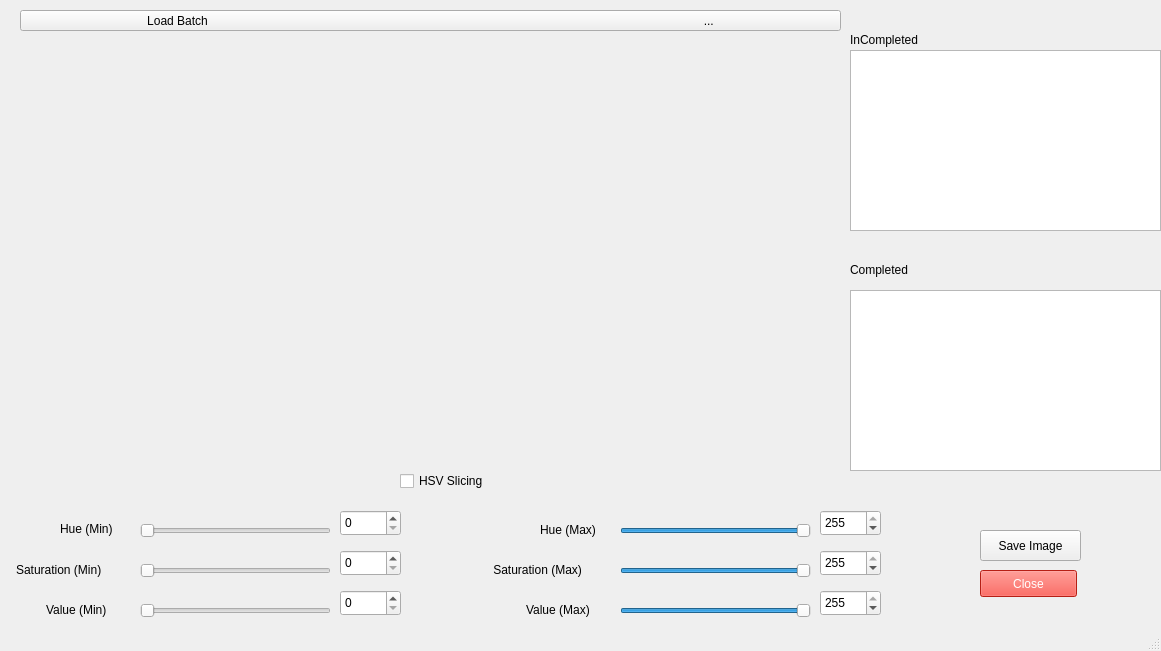
9trees/FMS_V0.1, file tamil/QT_TOOL/fms.ui: the form before one commit.
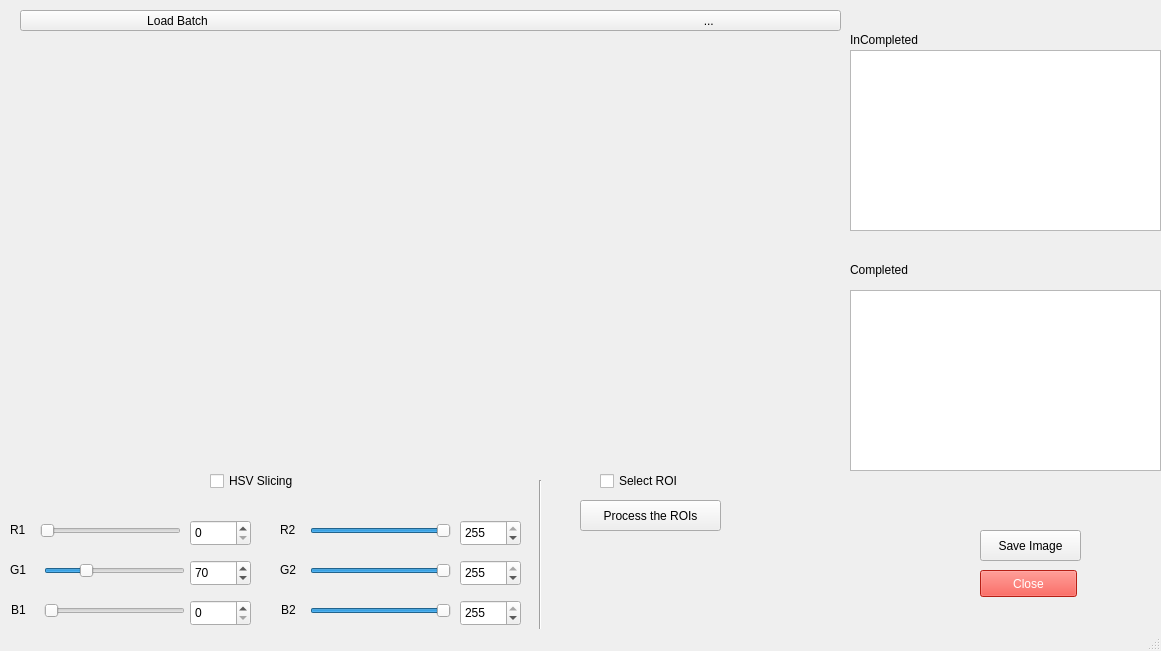
The form after the commit. Icons and pictures are not drawn.

```diff
--- a/tamil/QT_TOOL/fms.ui
+++ b/tamil/QT_TOOL/fms.ui
@@ -20,7 +20,7 @@
    <widget class="QCheckBox" name="HSV">
     <property name="geometry">
      <rect>
-      <x>400</x>
+      <x>210</x>
       <y>470</y>
       <width>171</width>
       <height>22</height>
@@ -117,8 +117,8 @@
    <widget class="QSpinBox" name="spinBox_3">
     <property name="geometry">
      <rect>
-      <x>340</x>
-      <y>590</y>
+      <x>190</x>
+      <y>600</y>
       <width>61</width>
       <height>26</height>
      </rect>
@@ -133,9 +133,9 @@
    <widget class="QSlider" name="S1">
     <property name="geometry">
      <rect>
-      <x>140</x>
+      <x>44</x>
       <y>560</y>
-      <width>191</width>
+      <width>141</width>
       <height>21</height>
      </rect>
     </property>
@@ -145,6 +145,9 @@
     <property name="maximum">
      <number>255</number>
     </property>
+    <property name="value">
+     <number>70</number>
+    </property>
     <property name="orientation">
      <enum>Qt::Horizontal</enum>
     </property>
@@ -152,9 +155,9 @@
    <widget class="QSlider" name="V2">
     <property name="geometry">
      <rect>
-      <x>620</x>
+      <x>310</x>
       <y>600</y>
-      <width>191</width>
+      <width>141</width>
       <height>21</height>
      </rect>
     </property>
@@ -171,38 +174,25 @@
      <enum>Qt::Horizontal</enum>
     </property>
    </widget>
-   <widget class="QLabel" name="label_5">
-    <property name="geometry">
-     <rect>
-      <x>540</x>
-      <y>520</y>
-      <width>71</width>
-      <height>20</height>
-     </rect>
-    </property>
-    <property name="text">
-     <string>Hue (Max)</string>
-    </property>
-   </widget>
    <widget class="QLabel" name="label_6">
     <property name="geometry">
      <rect>
-      <x>46</x>
+      <x>11</x>
       <y>600</y>
-      <width>81</width>
+      <width>20</width>
       <height>20</height>
      </rect>
     </property>
     <property name="text">
-     <string>Value (Min)</string>
+     <string>B1</string>
     </property>
    </widget>
    <widget class="QSlider" name="H2">
     <property name="geometry">
      <rect>
-      <x>620</x>
+      <x>310</x>
       <y>520</y>
-      <width>191</width>
+      <width>141</width>
       <height>21</height>
      </rect>
     </property>
@@ -219,24 +209,11 @@
      <enum>Qt::Horizontal</enum>
     </property>
    </widget>
-   <widget class="QLabel" name="label_7">
-    <property name="geometry">
-     <rect>
-      <x>526</x>
-      <y>600</y>
-      <width>81</width>
-      <height>20</height>
-     </rect>
-    </property>
-    <property name="text">
-     <string>Value (Max)</string>
-    </property>
-   </widget>
    <widget class="QSpinBox" name="spinBox_2">
     <property name="geometry">
      <rect>
-      <x>340</x>
-      <y>550</y>
+      <x>190</x>
+      <y>560</y>
       <width>61</width>
       <height>26</height>
      </rect>
@@ -247,13 +224,16 @@
     <property name="maximum">
      <number>255</number>
     </property>
+    <property name="value">
+     <number>70</number>
+    </property>
    </widget>
    <widget class="QSlider" name="V1">
     <property name="geometry">
      <rect>
-      <x>140</x>
+      <x>44</x>
       <y>600</y>
-      <width>191</width>
+      <width>141</width>
       <height>21</height>
      </rect>
     </property>
@@ -267,25 +247,12 @@
      <enum>Qt::Horizontal</enum>
     </property>
    </widget>
-   <widget class="QLabel" name="label_12">
-    <property name="geometry">
-     <rect>
-      <x>480</x>
-      <y>560</y>
-      <width>131</width>
-      <height>20</height>
-     </rect>
-    </property>
-    <property name="text">
-     <string>    Saturation (Max)</string>
-    </property>
-   </widget>
    <widget class="QSlider" name="H1">
     <property name="geometry">
      <rect>
-      <x>140</x>
+      <x>40</x>
       <y>520</y>
-      <width>191</width>
+      <width>141</width>
       <height>21</height>
      </rect>
     </property>
@@ -305,22 +272,22 @@
    <widget class="QLabel" name="label_13">
     <property name="geometry">
      <rect>
-      <x>16</x>
+      <x>10</x>
       <y>560</y>
-      <width>111</width>
+      <width>21</width>
       <height>20</height>
      </rect>
     </property>
     <property name="text">
-     <string>Saturation (Min)</string>
+     <string>G1</string>
     </property>
    </widget>
    <widget class="QSlider" name="S2">
     <property name="geometry">
      <rect>
-      <x>620</x>
+      <x>310</x>
       <y>560</y>
-      <width>191</width>
+      <width>141</width>
       <height>21</height>
      </rect>
     </property>
@@ -340,8 +307,8 @@
    <widget class="QSpinBox" name="spinBox">
     <property name="geometry">
      <rect>
-      <x>340</x>
-      <y>510</y>
+      <x>190</x>
+      <y>520</y>
       <width>61</width>
       <height>26</height>
      </rect>
@@ -356,21 +323,21 @@
    <widget class="QLabel" name="label_2">
     <property name="geometry">
      <rect>
-      <x>60</x>
+      <x>10</x>
       <y>520</y>
-      <width>67</width>
-      <height>17</height>
+      <width>21</width>
+      <height>20</height>
      </rect>
     </property>
     <property name="text">
-     <string>Hue (Min)</string>
+     <string>R1</string>
     </property>
    </widget>
    <widget class="QSpinBox" name="spinBox_6">
     <property name="geometry">
      <rect>
-      <x>820</x>
-      <y>590</y>
+      <x>460</x>
+      <y>600</y>
       <width>61</width>
       <height>26</height>
      </rect>
@@ -388,8 +355,8 @@
    <widget class="QSpinBox" name="spinBox_4">
     <property name="geometry">
      <rect>
-      <x>820</x>
-      <y>510</y>
+      <x>460</x>
+      <y>520</y>
       <width>61</width>
       <height>26</height>
      </rect>
@@ -407,8 +374,8 @@
    <widget class="QSpinBox" name="spinBox_7">
     <property name="geometry">
      <rect>
-      <x>820</x>
-      <y>550</y>
+      <x>460</x>
+      <y>560</y>
       <width>61</width>
       <height>26</height>
      </rect>
@@ -502,6 +469,93 @@
      <string>Close</string>
     </property>
    </widget>
+   <widget class="QLabel" name="label_3">
+    <property name="geometry">
+     <rect>
+      <x>280</x>
+      <y>520</y>
+      <width>21</width>
+      <height>20</height>
+     </rect>
+    </property>
+    <property name="text">
+     <string>R2</string>
+    </property>
+   </widget>
+   <widget class="QLabel" name="label_7">
+    <property name="geometry">
+     <rect>
+      <x>281</x>
+      <y>600</y>
+      <width>20</width>
+      <height>20</height>
+     </rect>
+    </property>
+    <property name="text">
+     <string>B2</string>
+    </property>
+   </widget>
+   <widget class="QLabel" name="label_15">
+    <property name="geometry">
+     <rect>
+      <x>280</x>
+      <y>560</y>
+      <width>21</width>
+      <height>20</height>
+     </rect>
+    </property>
+    <property name="text">
+     <string>G2</string>
+    </property>
+   </widget>
+   <widget class="Line" name="line">
+    <property name="geometry">
+     <rect>
+      <x>530</x>
+      <y>480</y>
+      <width>20</width>
+      <height>161</height>
+     </rect>
+    </property>
+    <property name="orientation">
+     <enum>Qt::Vertical</enum>
+    </property>
+   </widget>
+   <widget class="QCheckBox" name="HSV_2">
+    <property name="geometry">
+     <rect>
+      <x>600</x>
+      <y>470</y>
+      <width>171</width>
+      <height>22</height>
+     </rect>
+    </property>
+    <property name="text">
+     <string>Select ROI</string>
+    </property>
+    <property name="checkable">
+     <bool>true</bool>
+    </property>
+    <property name="checked">
+     <bool>false</bool>
+    </property>
+   </widget>
+   <widget class="QPushButton" name="save_2">
+    <property name="geometry">
+     <rect>
+      <x>580</x>
+      <y>500</y>
+      <width>141</width>
+      <height>31</height>
+     </rect>
+    </property>
+    <property name="styleSheet">
+     <string notr="true"/>
+    </property>
+    <property name="text">
+     <string>Process the ROIs</string>
+    </property>
+   </widget>
   </widget>
   <widget class="QStatusBar" name="statusbar"/>
   <action name="actionOpen_image">
```
